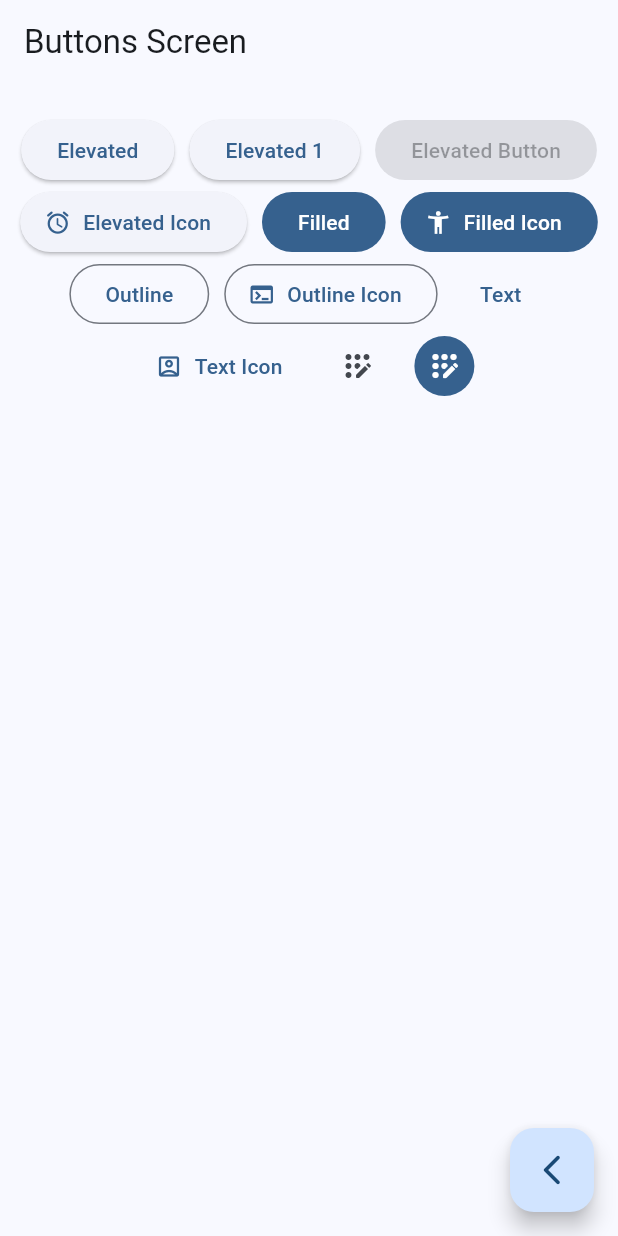
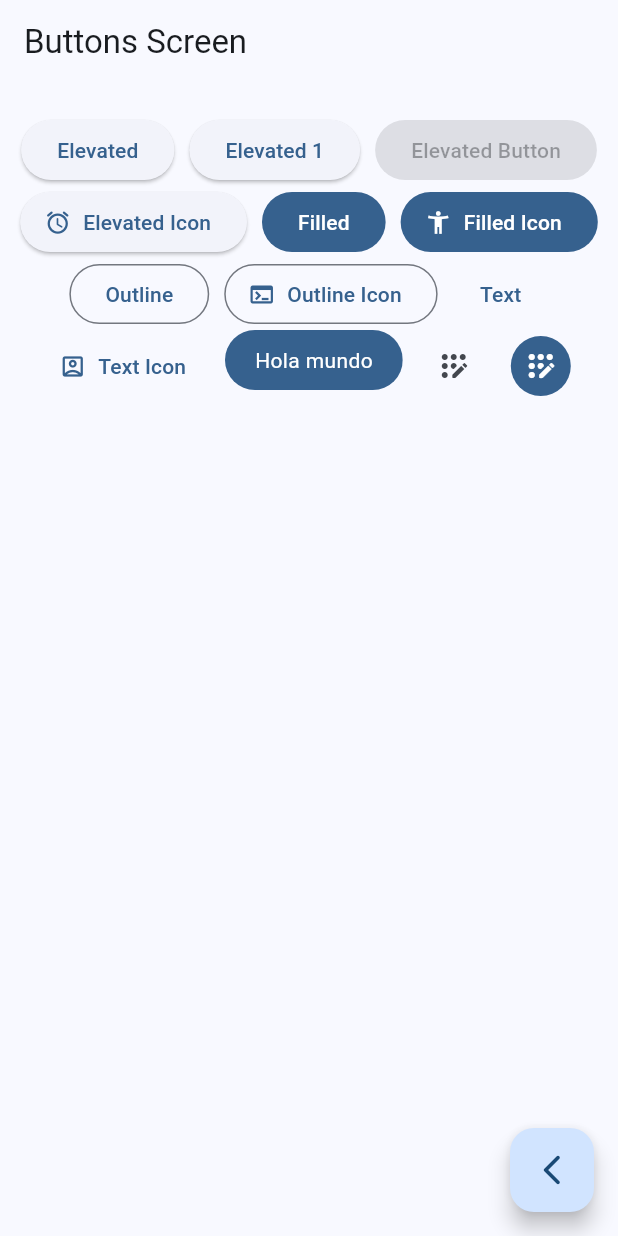
Before and after one commit to JorgeEspina/widgets_app, a Flutter app: the ButtonsScreen screen opened by its route, on a phone screen of 412 x 824 dp. Run offline on Flutter 3.47's test engine with Material 3 defaults, Android fonts, the phone set to English and light mode, and no system bars; our stand-ins replace go_router.

Commit message:
[FEAT]: buttons styles

```diff
--- a/lib/presentation/screens/buttons/buttons_screen.dart
+++ b/lib/presentation/screens/buttons/buttons_screen.dart
@@ -75,7 +75,7 @@ class _ButtonsView extends StatelessWidget {
               label: const Text('Text Icon'),
             ),
             //TODO: CUSTOM BUTTON
-
+            const CustomButton(),
 
             IconButton(
               onPressed: (){},
@@ -95,3 +95,28 @@ class _ButtonsView extends StatelessWidget {
     );
   }
 }
+
+class CustomButton extends StatelessWidget {
+  const CustomButton({super.key});
+
+  @override
+  Widget build(BuildContext context) {
+
+    final colors = Theme.of(context).colorScheme;
+
+
+    return ClipRRect(
+      borderRadius: BorderRadius.circular(20),
+      child: Material(
+        color: colors.primary,
+        child: InkWell(
+          onTap: () {},
+          child: const Padding(
+            padding: EdgeInsets.symmetric(horizontal: 20, vertical: 10),
+            child: Text('Hola mundo', style: TextStyle(color: Colors.white))
+          ),
+        ),
+      ),
+    );
+  }
+}
```
